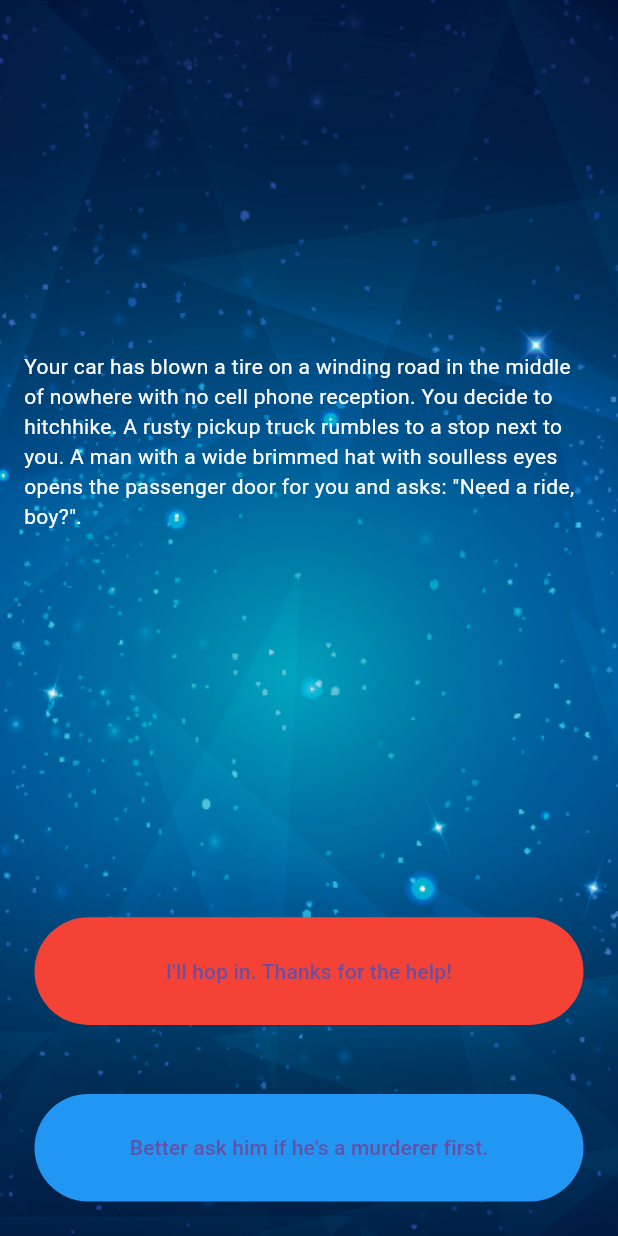
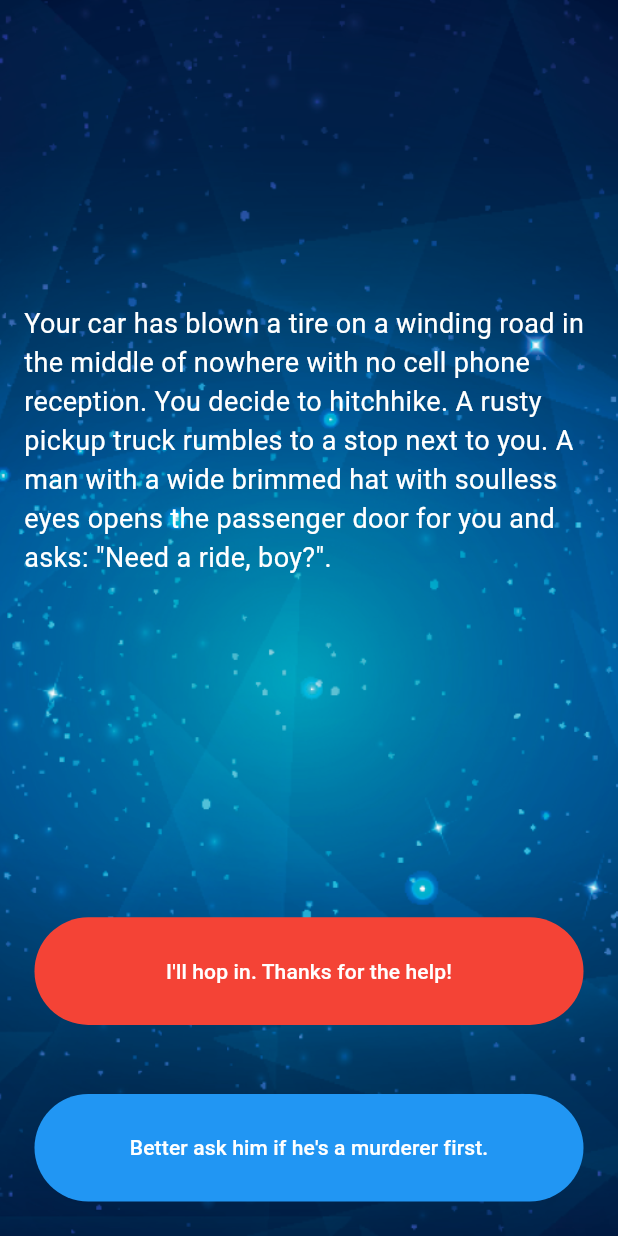
Before and after one commit to shrutiiiiin/destini-flutter, a Flutter app: the screen it shows after launch, on a phone screen of 412 x 824 dp. Run offline on Flutter 3.47's test engine with Material 3 defaults, Android fonts, the phone set to English and light mode, and no system bars.

Commit message:
inital commit#7

```diff
--- a/lib/main.dart
+++ b/lib/main.dart
@@ -34,6 +34,21 @@ class destination extends StatelessWidget {
                     padding: const EdgeInsets.all(16.0),
                     child: Text(
                       storyBrain.getStory(),
+                      style: TextStyle(color: Colors.white, fontSize: 18),
+                    ),
+                  ),
+                ),
+              ),
+              Expanded(
+                child: Padding(
+                  padding: const EdgeInsets.all(23.0),
+                  child: TextButton(
+                    style: TextButton.styleFrom(backgroundColor: Colors.red),
+                    onPressed: () {
+                      storyBrain.nextstory(1);
+                    },
+                    child: Text(
+                      storyBrain.getchoice1(),
                       style: TextStyle(color: Colors.white),
                     ),
                   ),
@@ -43,19 +58,14 @@ class destination extends StatelessWidget {
                 child: Padding(
                   padding: const EdgeInsets.all(23.0),
                   child: TextButton(
-                    style: TextButton.styleFrom(backgroundColor: Colors.red),
-                    onPressed: () {},
-                    child: Text(storyBrain.getchoice1()),
-                  ),
-                ),
-              ),
-              Expanded(
-                child: Padding(
-                  padding: const EdgeInsets.all(23.0),
-                  child: TextButton(
                     style: TextButton.styleFrom(backgroundColor: Colors.blue),
-                    onPressed: () {},
-                    child: Text(storyBrain.getchoice2()),
+                    onPressed: () {
+                      storyBrain.nextstory(2);
+                    },
+                    child: Text(
+                      storyBrain.getchoice2(),
+                      style: TextStyle(color: Colors.white),
+                    ),
                   ),
                 ),
               ),
--- a/lib/stroyBrain.dart
+++ b/lib/stroyBrain.dart
@@ -45,4 +45,5 @@ class StoryBrain {
   }
 
   int storyNum = 0;
+  void nextstory(int userchoice) {}
 }
```
